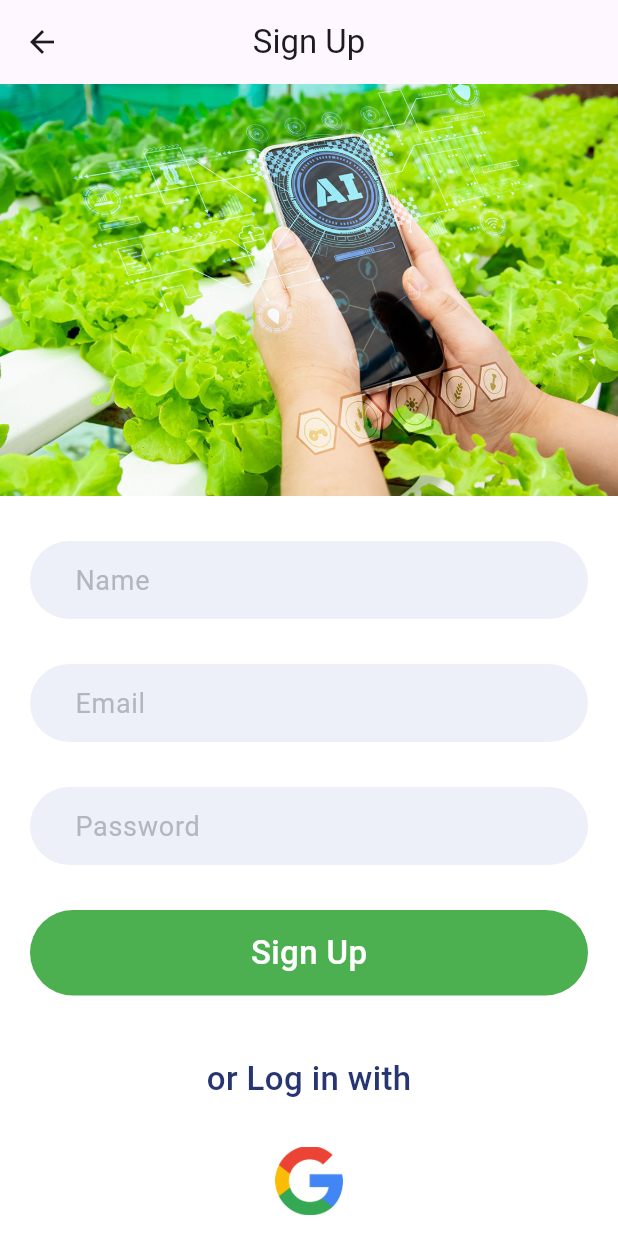
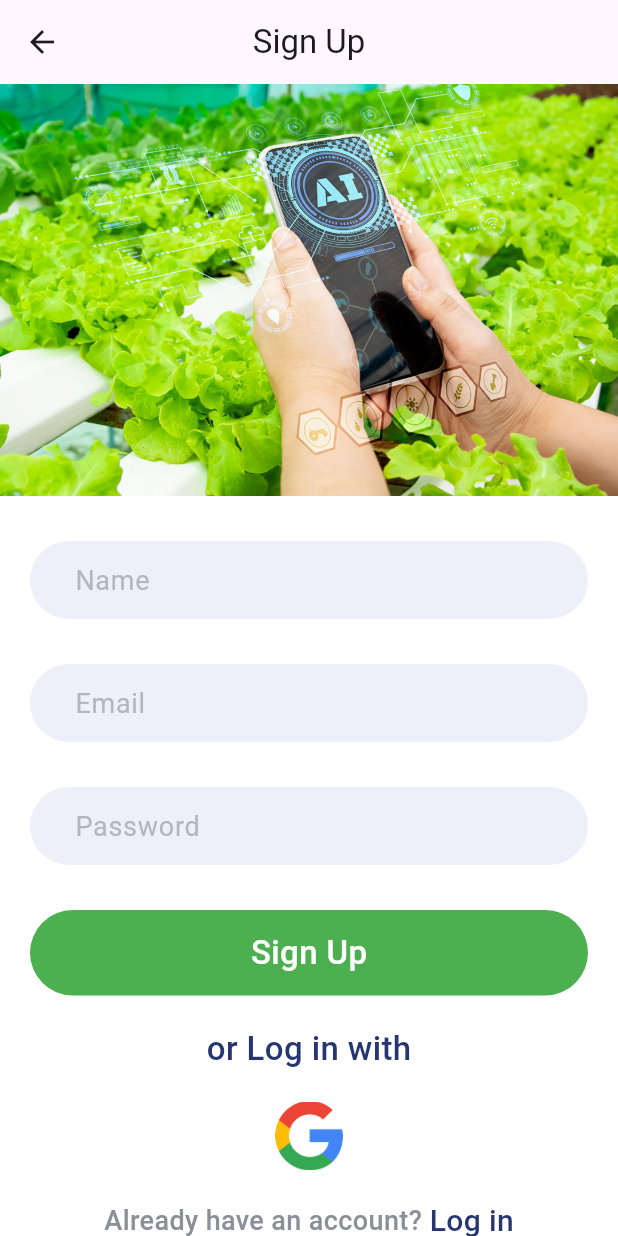
Before and after one commit to mwayandau1/farm_well, a Flutter app: the SignUp screen opened directly, on a phone screen of 412 x 824 dp. Run offline on Flutter 3.47's test engine with Material 3 defaults, Android fonts, the phone set to English and light mode, and no system bars; our stand-ins replace carousel_slider, cloud_firestore, firebase_auth, firebase_core, firebase_storage, google_sign_in and 1 more; accounts and stored records are empty; network calls fail.

Commit message:
modified community screen to display user name, also modified login and signup screens

```diff
--- a/lib/screens/signup.dart
+++ b/lib/screens/signup.dart
@@ -204,7 +204,7 @@ class _SignUpState extends State<SignUp> {
                 ),
               ),
               const SizedBox(
-                height: 40.0,
+                height: 20.0,
               ),
               const Text(
                 "or Log in with",
@@ -214,7 +214,7 @@ class _SignUpState extends State<SignUp> {
                     fontWeight: FontWeight.w500),
               ),
               const SizedBox(
-                height: 30.0,
+                height: 20.0,
               ),
               Row(
                 mainAxisAlignment: MainAxisAlignment.center,
@@ -233,7 +233,7 @@ class _SignUpState extends State<SignUp> {
                 ],
               ),
               const SizedBox(
-                height: 40.0,
+                height: 20.0,
               ),
               Row(
                 mainAxisAlignment: MainAxisAlignment.center,
@@ -254,7 +254,7 @@ class _SignUpState extends State<SignUp> {
                               builder: (context) => const LogIn()));
                     },
                     child: const Text(
-                      "Log In",
+                      "Log in",
                       style: TextStyle(
                           color: Color(0xFF273671),
                           fontSize: 20.0,
```
Also changed, not shown: lib/screens/community.dart (+10 -1 lines), lib/screens/login.dart (+9 -7 lines).
